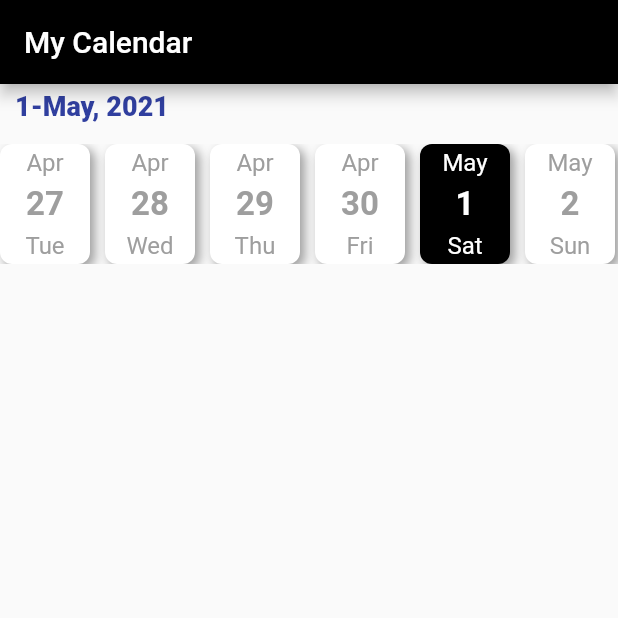
After one commit to Osloking/STAGE_DOCTEUR, a Flutter app: the Calendar screen opened directly, after a tap on "May", on a phone screen of 412 x 824 dp, the top half of it. The commit adds this screen. Run offline on Flutter 3.47's test engine with Material 2 defaults, Android fonts, the phone set to English and light mode, and no system bars; our stand-ins replace syncfusion_flutter_calendar, table_calendar.

Commit message:
new changes

```diff
--- a/assets/json_files/patient.json
+++ b/assets/json_files/patient.json
@@ -29,5 +29,36 @@
       "id": "p4",
       "name": "Item 4",
       "description": "Description 4"
+    },
+     {
+      "id": "p5",
+      "name": "Item 5",
+      "description": "Description 5"
+    },
+
+     {
+      "id": "p6",
+      "name": "Item 6",
+      "description": "Description 6"
+    },
+    {
+      "id": "p7",
+      "name": "Item 7",
+      "description": "Description 7"
+    },
+    {
+      "id": "p8",
+      "name": "Item 8",
+      "description": "Description 8"
+    },
+    {
+      "id": "p9",
+      "name": "Item 9",
+      "description": "Description 9"
+    },
+    {
+      "id": "p10",
+      "name": "Item 10",
+      "description": "Description 10"
     }
   ]
--- /dev/null
+++ b/lib/dashboard/display_data/display_calender.dart
@@ -0,0 +1,150 @@
+import 'package:flutter/material.dart';
+
+class Calendar extends StatefulWidget {
+  @override
+  _CalendarState createState() => _CalendarState();
+}
+
+class _CalendarState extends State<Calendar> {
+  DateTime selectedDate = DateTime.now(); // TO tracking date
+
+  int currentDateSelectedIndex = 0; //For Horizontal Date
+  ScrollController scrollController =
+      ScrollController(); //To Track Scroll of ListView
+
+  List<String> listOfMonths = [
+    "Jan",
+    "Feb",
+    "Mar",
+    "Apr",
+    "May",
+    "Jun",
+    "Jul",
+    "Aug",
+    "Sep",
+    "Oct",
+    "Nov",
+    "Dec"
+  ];
+
+  List<String> listOfDays = ["Mon", "Tue", "Wed", "Thu", "Fri", "Sat", "Sun"];
+
+  @override
+  Widget build(BuildContext context) {
+    return SafeArea(
+        child: Scaffold(
+      appBar: AppBar(
+        backgroundColor: Colors.black,
+        automaticallyImplyLeading: false,
+        title: Text('My Calendar'),
+      ),
+      body: Column(
+        children: [
+          //To Show Current Date
+          Container(
+              height: 30,
+              margin: EdgeInsets.only(left: 10),
+              alignment: Alignment.centerLeft,
+              child: Text(
+                selectedDate.day.toString() +
+                    '-' +
+                    listOfMonths[selectedDate.month - 1] +
+                    ', ' +
+                    selectedDate.year.toString(),
+                style: TextStyle(
+                    fontSize: 18,
+                    fontWeight: FontWeight.w800,
+                    color: Colors.indigo[700]),
+              )),
+          SizedBox(height: 10),
+          //To show Calendar Widget
+          Container(
+              height: 80,
+              child: Container(
+                  child: ListView.separated(
+                separatorBuilder: (BuildContext context, int index) {
+                  return SizedBox(width: 10);
+                },
+                itemCount: 365,
+                controller: scrollController,
+                scrollDirection: Axis.horizontal,
+                itemBuilder: (BuildContext context, int index) {
+                  return InkWell(
+                    onTap: () {
+                      setState(() {
+                        currentDateSelectedIndex = index;
+                        selectedDate =
+                            DateTime.now().add(Duration(days: index));
+                      });
+                    },
+                    child: Container(
+                      height: 80,
+                      width: 60,
+                      alignment: Alignment.center,
+                      decoration: BoxDecoration(
+                          borderRadius: BorderRadius.circular(8),
+                          boxShadow: [
+                            BoxShadow(
+                                color: Colors.grey,
+                                offset: Offset(3, 3),
+                                blurRadius: 5)
+                          ],
+                          color: currentDateSelectedIndex == index
+                              ? Colors.black
+                              : Colors.white),
+                      child: Column(
+                        mainAxisAlignment: MainAxisAlignment.center,
+                        children: [
+                          Text(
+                            listOfMonths[DateTime.now()
+                                        .add(Duration(days: index))
+                                        .month -
+                                    1]
+                                .toString(),
+                            style: TextStyle(
+                                fontSize: 16,
+                                color: currentDateSelectedIndex == index
+                                    ? Colors.white
+                                    : Colors.grey),
+                          ),
+                          SizedBox(
+                            height: 5,
+                          ),
+                          Text(
+                            DateTime.now()
+                                .add(Duration(days: index))
+                                .day
+                                .toString(),
+                            style: TextStyle(
+                                fontSize: 22,
+                                fontWeight: FontWeight.w700,
+                                color: currentDateSelectedIndex == index
+                                    ? Colors.white
+                                    : Colors.grey),
+                          ),
+                          SizedBox(
+                            height: 5,
+                          ),
+                          Text(
+                            listOfDays[DateTime.now()
+                                        .add(Duration(days: index))
+                                        .weekday -
+                                    1]
+                                .toString(),
+                            style: TextStyle(
+                                fontSize: 16,
+                                color: currentDateSelectedIndex == index
+                                    ? Colors.white
+                                    : Colors.grey),
+                          ),
+                        ],
+                      ),
+                    ),
+                  );
+                },
+              ))),
+        ],
+      ),
+    ));
+  }
+}
--- a/lib/dashboard/display_data/display_patient.dart
+++ b/lib/dashboard/display_data/display_patient.dart
@@ -1,5 +1,6 @@
 import 'dart:convert';
 import 'package:flutter/material.dart';
+import 'package:syncfusion_flutter_calendar/calendar.dart';
 
 class DisplayPatient extends StatefulWidget {
   @override
--- a/lib/dashboard/mon_agenda.dart
+++ b/lib/dashboard/mon_agenda.dart
@@ -137,11 +137,19 @@ class Agenda extends StatelessWidget {
                           margin: EdgeInsets.all(10),
                           child: ListTile(
                             leading: Icon(Icons.person,color:Color(0xff6874ec)),
-                            title: Text("Total Patients:",style: TextStyle(color: Colors.black),),
+                            title: Text("Total Rendez-vous:",style: TextStyle(color: Colors.black),),
                             subtitle: Text("16",style: TextStyle(color: Colors.black,fontWeight: FontWeight.bold,),),
 
                           ),
                         ),
+ FlatButton(
+                child: Text('Voir tous patients',style: TextStyle(color: Colors.white,fontWeight: FontWeight.bold,),),
+                color:Color(0xff6874ec),
+                onPressed: () {  Navigator.push(
+                    context,
+                    MaterialPageRoute(builder: (context) => Accueil()),
+                  );},
+              ),
 
 
 
--- a/lib/main.dart
+++ b/lib/main.dart
@@ -7,6 +7,7 @@ import'./dashboard/dashboard.dart';
 import'json_read.dart';
 import '../dashboard/accueil.dart';
 import'load_json.dart';
+import '../dashboard/display_data/display_calender.dart';
 
 void main() {
   runApp(MyApp());
--- a/pubspec.yaml
+++ b/pubspec.yaml
@@ -30,6 +30,8 @@ dependencies:
   cupertino_icons: ^1.0.2
   font_awesome_flutter: ^9.0.0
   table_calendar: ^3.0.0
+  shared_preferences: ^0.5.4+5
+  syncfusion_flutter_calendar: ^19.1.57
 
 dev_dependencies:
   flutter_test:
```
Also changed, not shown: pubspec.lock.
